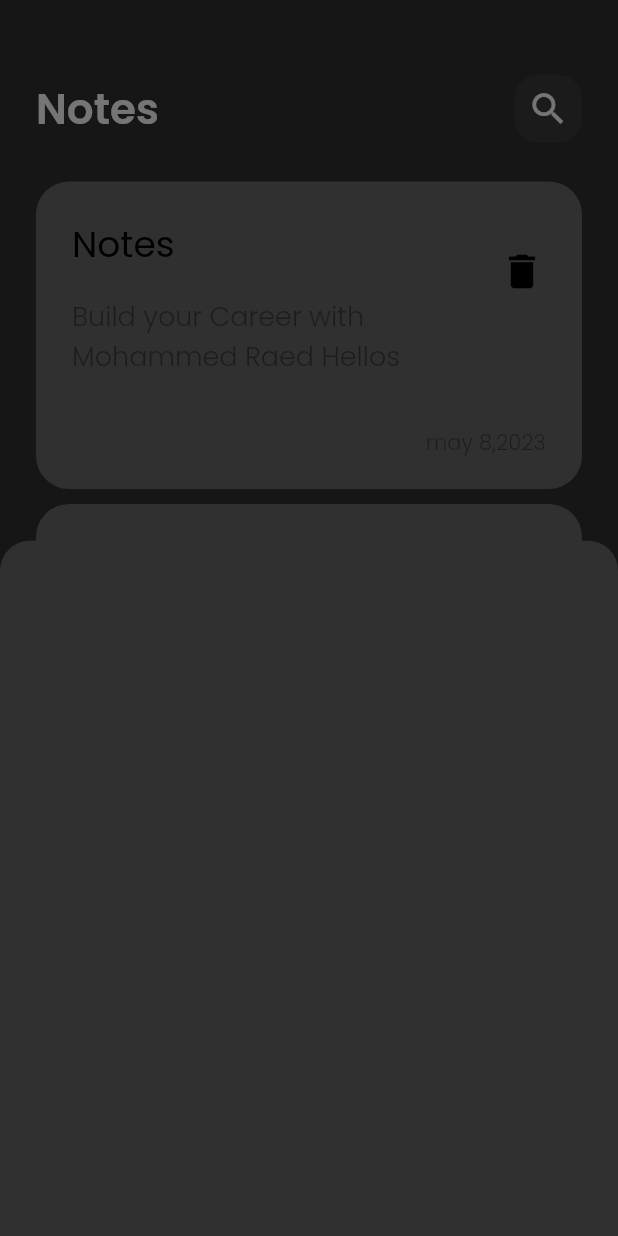
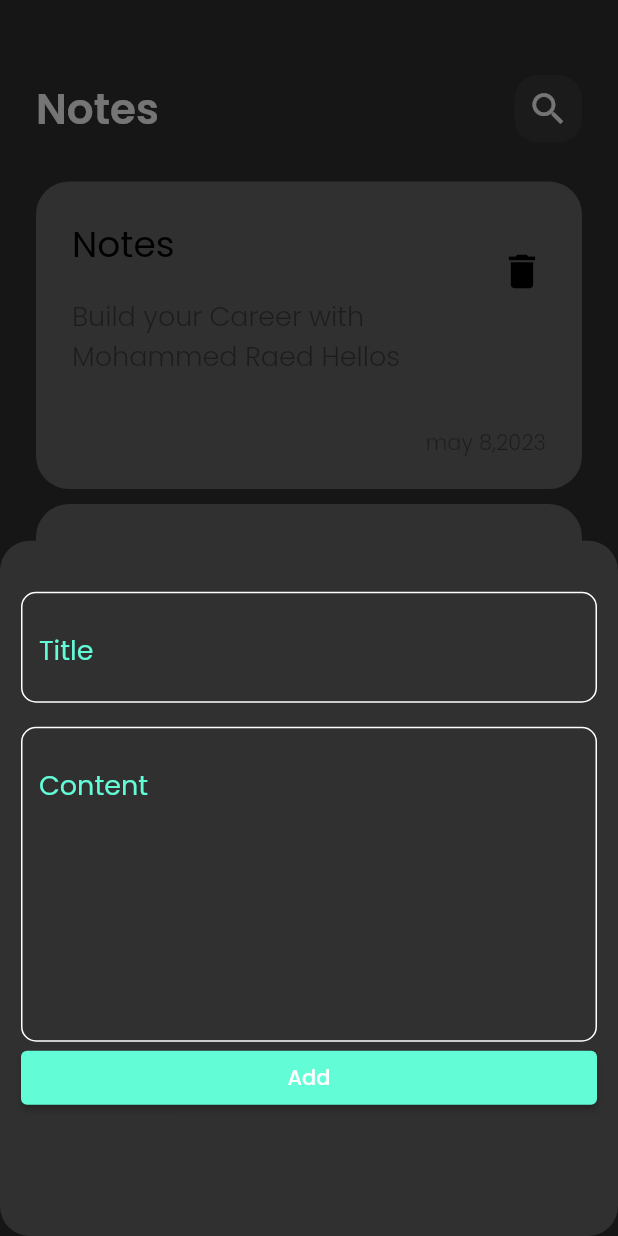
Before and after one commit to Mohammed3helles/notes_app, a Flutter app: the screen it shows after launch, after a tap on the "add" icon, on a phone screen of 412 x 824 dp. Run offline on Flutter 3.47's test engine with Material 2 defaults, Android fonts, the phone set to English and light mode, and no system bars.

Commit message:
add fields to bottom sheet

```diff
--- a/lib/presentation/resources/color_manager.dart
+++ b/lib/presentation/resources/color_manager.dart
@@ -3,5 +3,6 @@ import 'dart:ui';
 class ColorManager{
   static const Color white=Color(0xffffffff);
   static const Color black=Color(0xff000000);
+  static const Color textField= Color(0xff62FCD7);
   static const Color yellow=Color(0xfff3d773);
 }
--- a/lib/presentation/resources/strings_manager.dart
+++ b/lib/presentation/resources/strings_manager.dart
@@ -1,5 +1,6 @@
 class AppStrings{
   static const String nameApp='Notes';
+  static const String nameButtonAdd='Add';
   static const String desApp='Build your Career with Mohammed Raed Hellos';
   static const String unDefinedRoute='page is not found';
 }
--- a/lib/presentation/screens/notes_screen.dart
+++ b/lib/presentation/screens/notes_screen.dart
@@ -1,4 +1,5 @@
 import 'package:flutter/material.dart';
+import 'package:notes_app/presentation/resources/values_manager.dart';
 
 import '../widgets/custom_note_view.dart';
 import '../widgets/model_bottom_sheet.dart';
@@ -13,6 +14,7 @@ class NotesView extends StatelessWidget {
       floatingActionButton: FloatingActionButton(
         onPressed: () {
           showModalBottomSheet(
+            shape: RoundedRectangleBorder(borderRadius: BorderRadius.circular(AppSize.s20)),
               backgroundColor: Colors.transparent,
               context: context,
               builder: (_) => const AddNoteModelBottomSheet());
--- /dev/null
+++ b/lib/presentation/widgets/CustomTextField.dart
@@ -0,0 +1,33 @@
+import 'package:flutter/material.dart';
+
+import '../resources/color_manager.dart';
+import '../resources/values_manager.dart';
+
+//ignore:must_be_immutable
+class CustomTextField extends StatelessWidget {
+  String hint;
+  int maxLines;
+
+  CustomTextField({super.key, required this.hint, this.maxLines = 1});
+
+  @override
+  Widget build(BuildContext context) {
+    return TextField(
+      cursorColor: ColorManager.textField,
+      maxLines: maxLines,
+      decoration: InputDecoration(
+        hintText: hint,
+        hintStyle: const TextStyle(color: ColorManager.textField, fontSize: 18),
+        border: buildOutlineInputBorder(),
+        enabledBorder: buildOutlineInputBorder(),
+        focusedBorder: buildOutlineInputBorder(ColorManager.textField),
+      ),
+    );
+  }
+
+  OutlineInputBorder buildOutlineInputBorder([color]) {
+    return OutlineInputBorder(
+        borderSide: BorderSide(color: color ?? ColorManager.white),
+        borderRadius: BorderRadius.circular(AppSize.s10));
+  }
+}
--- a/lib/presentation/widgets/model_bottom_sheet.dart
+++ b/lib/presentation/widgets/model_bottom_sheet.dart
@@ -1,19 +1,42 @@
 import 'package:flutter/material.dart';
+import 'package:notes_app/presentation/resources/color_manager.dart';
+import 'package:notes_app/presentation/resources/values_manager.dart';
+import 'package:notes_app/presentation/widgets/CustomTextField.dart';
+
+import '../resources/strings_manager.dart';
 
 class AddNoteModelBottomSheet extends StatelessWidget {
   const AddNoteModelBottomSheet({Key? key}) : super(key: key);
-   // TextEditingController  _controller = TextEditingController();
+
+  // TextEditingController  _controller = TextEditingController();
 
   @override
   Widget build(BuildContext context) {
     return Container(
-      // height: MediaQuery.of(context).size.height * 0.5,
+      padding: EdgeInsets.all(AppSpace.p14),
       decoration: BoxDecoration(
-          color: Theme.of(context).canvasColor,
-          borderRadius: const BorderRadius.vertical(top: Radius.circular(20))),
+        color: Theme.of(context).canvasColor,
+        borderRadius: BorderRadius.circular(AppSize.s20),
+      ),
       child: Column(
-        children: [],
+        children: [
+          SizedBox(height: AppSize.s20),
+          CustomTextField(hint: 'Title'),
+          SizedBox(height: AppSize.s16),
+          CustomTextField(hint: 'Content',maxLines: 5,),
+          SizedBox(
+            width: double.infinity,
+            child: ElevatedButton(
+              onPressed: () {},
+              style: ElevatedButton.styleFrom(
+                  backgroundColor: ColorManager.textField),
+              child: const Text(AppStrings.nameButtonAdd),
+            ),
+          )
+        ],
       ),
     );
   }
+
+
 }
```
